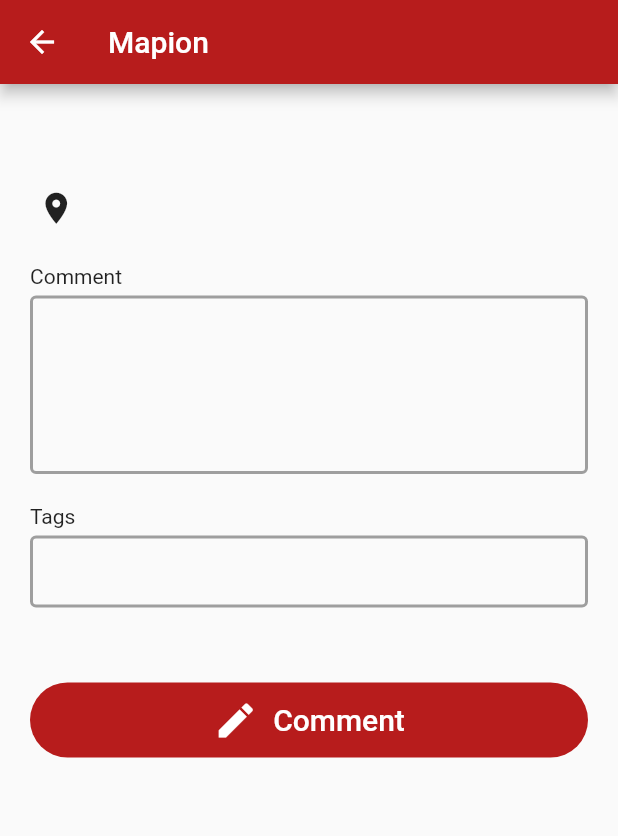
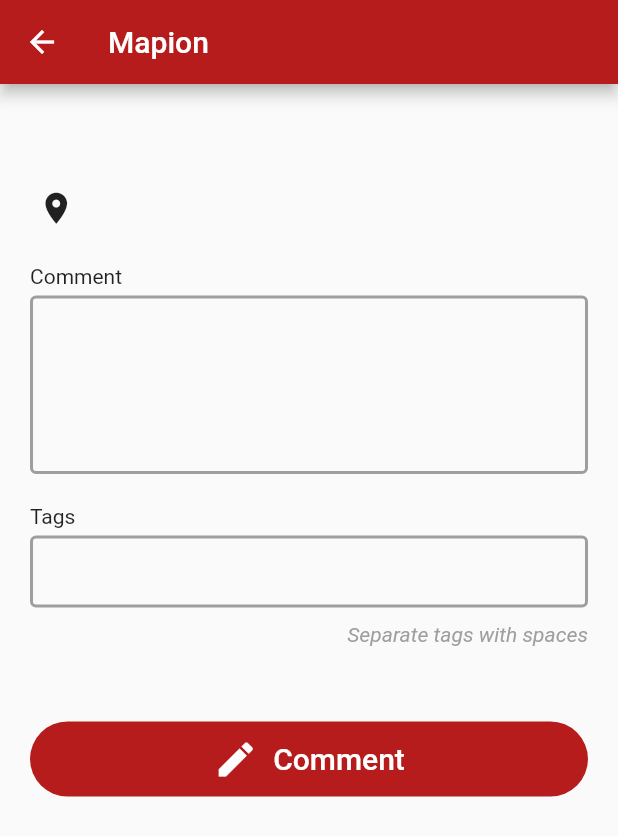
Before and after one commit to mapionapp/app, a Flutter app: the CommentPage screen opened directly with empty values, on a phone screen of 412 x 824 dp. Shown: the top 836 px of the screen. Run offline on Flutter 3.47's test engine with Material 2 defaults, Android fonts, the phone set to English and light mode, and no system bars; our stand-ins replace flutter_spinkit, google_maps_flutter, location, shared_preferences; accounts and stored records are empty.

Commit message:
feat: add help for tags

```diff
--- a/lib/language/strings/de.dart
+++ b/lib/language/strings/de.dart
@@ -18,6 +18,7 @@ const Map<String, dynamic> de = {
     'selectPlace': 'Bitte wähle eine Location aus:',
     'unknown': 'Unbekannt',
     'comment': 'Kommentieren',
-    'tags': 'Tags'
+    'tags': 'Tags',
+    'tagsHelp': 'Tags mit Leerzeichen trennen'
   }
 };
--- a/lib/language/strings/en.dart
+++ b/lib/language/strings/en.dart
@@ -18,6 +18,7 @@ const Map<String, dynamic> en = {
     'selectPlace': 'Please select a location:',
     'unknown': 'Unknown',
     'comment': 'Comment',
-    'tags': 'Tags'
+    'tags': 'Tags',
+    'tagsHelp': 'Separate tags with spaces'
   }
 };
--- a/lib/routes/comment_page.dart
+++ b/lib/routes/comment_page.dart
@@ -156,6 +156,11 @@ class _CommentPageState extends State<CommentPage> {
                       focusedBorder: OutlineInputBorder(borderSide: BorderSide(color: Colors.grey, width: 2))
                     ),
                   ),
+                  SizedBox(height: 10),
+                  Align(
+                    alignment: Alignment.centerRight,
+                    child: Text(t('placeInfo.tagsHelp'), style: TextStyle(color: Colors.grey, fontStyle: FontStyle.italic)),
+                  ),
                   SizedBox(height: 50),
                   FlatButton(
                     shape: RoundedRectangleBorder(borderRadius: BorderRadius.circular(50.0)),
```
